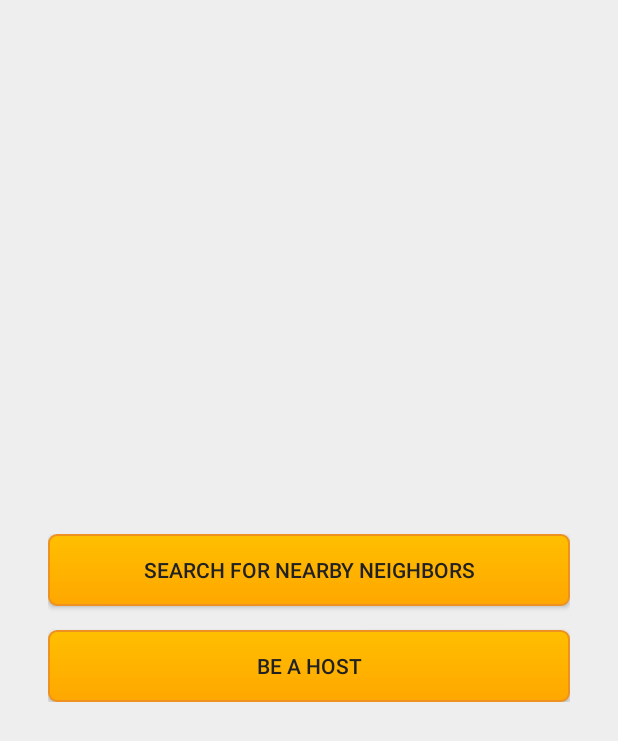
After one commit to dani2819/EaTogether, an Android app: the layout activity_home.xml on its own in the app's theme, with its tools: preview values and no code run, on a phone screen of 412 x 824 dp. The commit adds this screen. Shown: the top 741 px of the screen. Run offline under Robolectric (Android 15) with nearby library versions, the phone set to English and light mode, and no system bars.

Commit message:
search activity and home activity

```diff
--- /dev/null
+++ b/Eatogether/app/src/main/res/drawable/button.xml
@@ -0,0 +1,26 @@
+<?xml version="1.0" encoding="utf-8"?>
+<selector xmlns:android="http://schemas.android.com/apk/res/android">
+    <item android:state_pressed="true" >
+
+        <shape android:shape="rectangle"  >
+            <corners android:radius="5dp" />
+            <stroke android:width="1dip" android:color="@color/green_temp" />
+            <gradient android:angle="-90" android:startColor="@color/green_temp" android:endColor="@color/green_temp"  />
+        </shape>
+
+    </item>
+    <item android:state_focused="true">
+        <shape android:shape="rectangle"  >
+            <corners android:radius="5dp" />
+            <stroke android:width="1dip" android:color="#971E05" />
+            <solid android:color="#58857e"/>
+        </shape>
+    </item>
+    <item >
+        <shape android:shape="rectangle"  >
+            <corners android:radius="5dp" />
+            <stroke android:width="1dip" android:color="@color/bright_green" />
+            <gradient android:angle="-90" android:startColor="@color/green_temp" android:endColor="@color/button_green" />
+        </shape>
+    </item>
+</selector>
--- /dev/null
+++ b/Eatogether/app/src/main/res/layout/activity_home.xml
@@ -0,0 +1,34 @@
+<?xml version="1.0" encoding="utf-8"?>
+<RelativeLayout xmlns:android="http://schemas.android.com/apk/res/android"
+    xmlns:tools="http://schemas.android.com/tools"
+    android:id="@+id/activity_main"
+    android:layout_width="match_parent"
+    android:layout_height="match_parent"
+    android:paddingBottom="@dimen/activity_vertical_margin"
+    android:paddingLeft="@dimen/activity_horizontal_margin"
+    android:paddingRight="@dimen/activity_horizontal_margin"
+    android:paddingTop="@dimen/activity_vertical_margin"
+    tools:context="com.applicoders.msp_2017_project.eatogether.HomeActivity">
+
+    <LinearLayout
+        android:layout_width="match_parent"
+        android:layout_height="wrap_content"
+        android:layout_centerVertical="true"
+        android:padding="16dp"
+        android:orientation="vertical">
+        <Button
+            android:id="@+id/searchNearby"
+            android:layout_width="match_parent"
+            android:layout_height="wrap_content"
+            android:text="Search for nearby neighbors"
+            android:background="@drawable/button"
+            />
+        <Button
+            android:layout_width="match_parent"
+            android:layout_height="wrap_content"
+            android:text="Be a Host"
+            android:layout_marginTop="16dp"
+            android:background="@drawable/button"
+            />
+    </LinearLayout>
+</RelativeLayout>
--- a/Eatogether/app/src/main/res/values/colors.xml
+++ b/Eatogether/app/src/main/res/values/colors.xml
@@ -14,4 +14,8 @@
     <color name="divider">#BDBDBD</color>
     <color name="Blue">#ff0000ff</color>
     <color name="white">#FFFFFF</color>
+    <color name="green_temp">#FFBF00</color>
+    <color name="green_dark">#FFD12A</color>
+    <color name="bright_green">#ED9121</color>
+    <color name="button_green">#FFA700</color>
 </resources>
```
Also changed, not shown: Eatogether/app/src/main/AndroidManifest.xml (+17 -13 lines), Eatogether/app/src/main/java/com/applicoders/msp_2017_project/eatogether/HomeActivity.java (added, +26 -0 lines), Eatogether/app/src/main/java/com/applicoders/msp_2017_project/eatogether/SearchActivity.java (added, +65 -0 lines), Eatogether/app/src/main/res/layout/activity_search.xml (added, +16 -0 lines).
